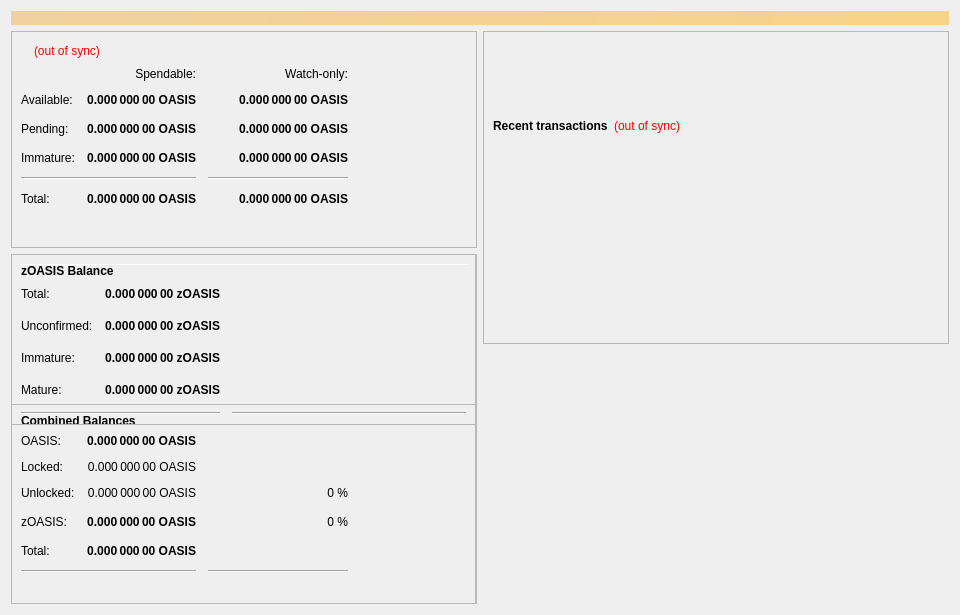
OasisCoinTeam/Oasis-v2.1.2-archive, file src/qt/forms/overviewpage.ui: the form before one commit.
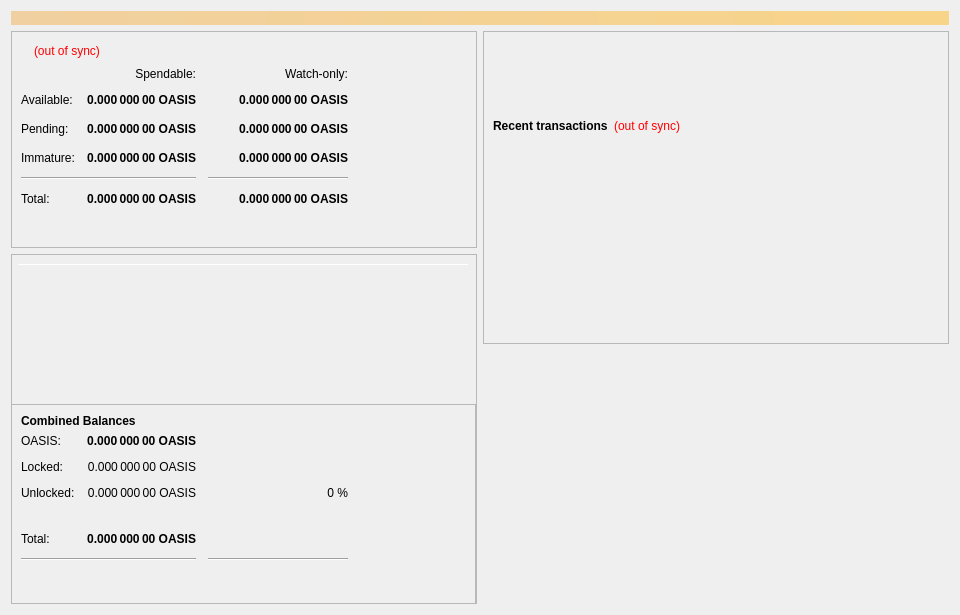
The form after the commit.

Commit message: Removed zOasis from Overviewpage

```diff
--- a/src/qt/forms/overviewpage.ui
+++ b/src/qt/forms/overviewpage.ui
@@ -919,6 +919,81 @@
              <property name="spacing">
               <number>12</number>
              </property>
+             <item row="2" column="0">
+              <widget class="QLabel" name="labelLockedBalanceText">
+               <property name="toolTip">
+                <string>Locked OASIS or Masternode collaterals. These are excluded from zOASIS minting.</string>
+               </property>
+               <property name="text">
+                <string>Locked:</string>
+               </property>
+              </widget>
+             </item>
+             <item row="1" column="1">
+              <widget class="QLabel" name="labelBalancez">
+               <property name="font">
+                <font>
+                 <weight>75</weight>
+                 <bold>true</bold>
+                </font>
+               </property>
+               <property name="cursor">
+                <cursorShape>IBeamCursor</cursorShape>
+               </property>
+               <property name="toolTip">
+                <string>Your current spendable balance</string>
+               </property>
+               <property name="text">
+                <string notr="true">0.000 000 00 OASIS</string>
+               </property>
+               <property name="alignment">
+                <set>Qt::AlignRight|Qt::AlignTrailing|Qt::AlignVCenter</set>
+               </property>
+               <property name="textInteractionFlags">
+                <set>Qt::LinksAccessibleByMouse|Qt::TextSelectableByKeyboard|Qt::TextSelectableByMouse</set>
+               </property>
+              </widget>
+             </item>
+             <item row="3" column="2">
+              <widget class="QLabel" name="labelOASISPercent">
+               <property name="text">
+                <string>0 %</string>
+               </property>
+               <property name="alignment">
+                <set>Qt::AlignRight|Qt::AlignTrailing|Qt::AlignVCenter</set>
+               </property>
+              </widget>
+             </item>
+             <item row="3" column="0">
+              <widget class="QLabel" name="labelUnLockedBalanceText">
+               <property name="toolTip">
+                <string>Unlocked OASISs. These can be used for zOASIS minting.</string>
+               </property>
+               <property name="text">
+                <string>Unlocked:</string>
+               </property>
+              </widget>
+             </item>
+             <item row="1" column="0">
+              <widget class="QLabel" name="labelBalanceTextz">
+               <property name="text">
+                <string>OASIS:</string>
+               </property>
+              </widget>
+             </item>
+             <item row="3" column="1">
+              <widget class="QLabel" name="labelUnLockedBalance">
+               <property name="toolTip">
+                <string>Unlocked OASISs. These can be used for zOASIS minting.</string>
+               </property>
+               <property name="text">
+                <string>0.000 000 00 OASIS</string>
+               </property>
+               <property name="alignment">
+                <set>Qt::AlignRight|Qt::AlignTrailing|Qt::AlignVCenter</set>
+               </property>
+              </widget>
+             </item>
              <item row="7" column="0" colspan="2">
               <widget class="Line" name="lineSpendableBalance_3">
                <property name="orientation">
@@ -945,31 +1020,6 @@
                </property>
               </widget>
              </item>
-             <item row="4" column="1">
-              <widget class="QLabel" name="labelzBalancez">
-               <property name="font">
-                <font>
-                 <weight>75</weight>
-                 <bold>true</bold>
-                </font>
-               </property>
-               <property name="cursor">
-                <cursorShape>IBeamCursor</cursorShape>
-               </property>
-               <property name="toolTip">
-                <string>Total of transactions that have yet to be confirmed, and do not yet count toward the spendable balance</string>
-               </property>
-               <property name="text">
-                <string notr="true">0.000 000 00 OASIS</string>
-               </property>
-               <property name="alignment">
-                <set>Qt::AlignRight|Qt::AlignTrailing|Qt::AlignVCenter</set>
-               </property>
-               <property name="textInteractionFlags">
-                <set>Qt::LinksAccessibleByMouse|Qt::TextSelectableByKeyboard|Qt::TextSelectableByMouse</set>
-               </property>
-              </widget>
-             </item>
              <item row="6" column="1">
               <widget class="QLabel" name="labelTotalz">
                <property name="font">
@@ -995,82 +1045,6 @@
                </property>
               </widget>
              </item>
-             <item row="4" column="3">
-              <spacer name="horizontalSpacer_6">
-               <property name="orientation">
-                <enum>Qt::Horizontal</enum>
-               </property>
-               <property name="sizeHint" stdset="0">
-                <size>
-                 <width>40</width>
-                 <height>20</height>
-                </size>
-               </property>
-              </spacer>
-             </item>
-             <item row="6" column="0">
-              <widget class="QLabel" name="labelTotalTextz">
-               <property name="text">
-                <string>Total:</string>
-               </property>
-              </widget>
-             </item>
-             <item row="1" column="0">
-              <widget class="QLabel" name="labelBalanceTextz">
-               <property name="text">
-                <string>OASIS:</string>
-               </property>
-              </widget>
-             </item>
-             <item row="1" column="1">
-              <widget class="QLabel" name="labelBalancez">
-               <property name="font">
-                <font>
-                 <weight>75</weight>
-                 <bold>true</bold>
-                </font>
-               </property>
-               <property name="cursor">
-                <cursorShape>IBeamCursor</cursorShape>
-               </property>
-               <property name="toolTip">
-                <string>Your current spendable balance</string>
-               </property>
-               <property name="text">
-                <string notr="true">0.000 000 00 OASIS</string>
-               </property>
-               <property name="alignment">
-                <set>Qt::AlignRight|Qt::AlignTrailing|Qt::AlignVCenter</set>
-               </property>
-               <property name="textInteractionFlags">
-                <set>Qt::LinksAccessibleByMouse|Qt::TextSelectableByKeyboard|Qt::TextSelectableByMouse</set>
-               </property>
-              </widget>
-             </item>
-             <item row="4" column="0">
-              <widget class="QLabel" name="labelzBalanceTextz">
-               <property name="toolTip">
-                <string/>
-               </property>
-               <property name="text">
-                <string>zOASIS:</string>
-               </property>
-              </widget>
-             </item>
-             <item row="4" column="2">
-              <widget class="QLabel" name="labelzOASISPercent">
-               <property name="toolTip">
-                <string>Current percentage of zOASIS.
-If AutoMint is enabled this percentage will settle around the configured AutoMint percentage (default = 10%)</string>
-               </property>
-               <property name="text">
-                <string>0 %</string>
-               </property>
-               <property name="alignment">
-                <set>Qt::AlignRight|Qt::AlignTrailing|Qt::AlignVCenter</set>
-               </property>
-              </widget>
-             </item>
              <item row="6" column="2">
               <widget class="QLabel" name="label100Percent">
                <property name="text">
@@ -1081,6 +1055,13 @@
                </property>
               </widget>
              </item>
+             <item row="6" column="0">
+              <widget class="QLabel" name="labelTotalTextz">
+               <property name="text">
+                <string>Total:</string>
+               </property>
+              </widget>
+             </item>
              <item row="2" column="1">
               <widget class="QLabel" name="labelLockedBalance">
                <property name="toolTip">
@@ -1094,48 +1075,18 @@
                </property>
               </widget>
              </item>
-             <item row="2" column="0">
-              <widget class="QLabel" name="labelLockedBalanceText">
-               <property name="toolTip">
-                <string>Locked OASIS or Masternode collaterals. These are excluded from zOASIS minting.</string>
+             <item row="4" column="3">
+              <spacer name="horizontalSpacer_6">
+               <property name="orientation">
+                <enum>Qt::Horizontal</enum>
                </property>
-               <property name="text">
-                <string>Locked:</string>
+               <property name="sizeHint" stdset="0">
+                <size>
+                 <width>40</width>
+                 <height>20</height>
+                </size>
                </property>
-              </widget>
-             </item>
-             <item row="3" column="0">
-              <widget class="QLabel" name="labelUnLockedBalanceText">
-               <property name="toolTip">
-                <string>Unlocked OASISs. These can be used for zOASIS minting.</string>
-               </property>
-               <property name="text">
-                <string>Unlocked:</string>
-               </property>
-              </widget>
-             </item>
-             <item row="3" column="1">
-              <widget class="QLabel" name="labelUnLockedBalance">
-               <property name="toolTip">
-                <string>Unlocked OASISs. These can be used for zOASIS minting.</string>
-               </property>
-               <property name="text">
-                <string>0.000 000 00 OASIS</string>
-               </property>
-               <property name="alignment">
-                <set>Qt::AlignRight|Qt::AlignTrailing|Qt::AlignVCenter</set>
-               </property>
-              </widget>
-             </item>
-             <item row="3" column="2">
-              <widget class="QLabel" name="labelOASISPercent">
-               <property name="text">
-                <string>0 %</string>
-               </property>
-               <property name="alignment">
-                <set>Qt::AlignRight|Qt::AlignTrailing|Qt::AlignVCenter</set>
-               </property>
-              </widget>
+              </spacer>
              </item>
             </layout>
            </item>
@@ -1154,260 +1105,6 @@
            </item>
           </layout>
          </widget>
-         <widget class="QFrame" name="frame_4">
-          <property name="geometry">
-           <rect>
-            <x>0</x>
-            <y>0</y>
-            <width>465</width>
-            <height>171</height>
-           </rect>
-          </property>
-          <property name="frameShape">
-           <enum>QFrame::StyledPanel</enum>
-          </property>
-          <property name="frameShadow">
-           <enum>QFrame::Raised</enum>
-          </property>
-          <layout class="QVBoxLayout" name="verticalLayout_7">
-           <item>
-            <layout class="QHBoxLayout" name="horizontalLayout_8" stretch="0">
-             <item>
-              <widget class="QLabel" name="label_5z_3">
-               <property name="maximumSize">
-                <size>
-                 <width>16777215</width>
-                 <height>20</height>
-                </size>
-               </property>
-               <property name="font">
-                <font>
-                 <weight>75</weight>
-                 <bold>true</bold>
-                </font>
-               </property>
-               <property name="text">
-                <string>zOASIS Balance</string>
-               </property>
-              </widget>
-             </item>
-            </layout>
-           </item>
-           <item>
-            <layout class="QGridLayout" name="gridLayout_5">
-             <property name="spacing">
-              <number>12</number>
-             </property>
-             <item row="4" column="0">
-              <widget class="QLabel" name="labelzBalanceMatureText">
-               <property name="toolTip">
-                <string>Mature: more than 20 confirmation and more than 1 mints of the same denomination after it was minted.
-These zOASIS are spendable.</string>
-               </property>
-               <property name="text">
-                <string>Mature:</string>
-               </property>
-              </widget>
-             </item>
-             <item row="5" column="0" colspan="2">
-              <widget class="Line" name="lineSpendableBalance_5">
-               <property name="orientation">
-                <enum>Qt::Horizontal</enum>
-               </property>
-              </widget>
-             </item>
-             <item row="1" column="1">
-              <widget class="QLabel" name="labelzBalance">
-               <property name="font">
-                <font>
-                 <weight>75</weight>
-                 <bold>true</bold>
-                </font>
-               </property>
-               <property name="cursor">
-                <cursorShape>IBeamCursor</cursorShape>
-               </property>
-               <property name="toolTip">
-                <string>All available zOASIS, unconfirmed and immature zOASIS included.</string>
-               </property>
-               <property name="text">
-                <string notr="true">0.000 000 00 zOASIS</string>
-               </property>
-               <property name="alignment">
-                <set>Qt::AlignRight|Qt::AlignTrailing|Qt::AlignVCenter</set>
-               </property>
-               <property name="textInteractionFlags">
-                <set>Qt::LinksAccessibleByMouse|Qt::TextSelectableByKeyboard|Qt::TextSelectableByMouse</set>
-               </property>
-              </widget>
-             </item>
-             <item row="5" column="2">
-              <widget class="Line" name="lineWatchBalance_5">
-               <property name="sizePolicy">
-                <sizepolicy hsizetype="Preferred" vsizetype="Fixed">
-                 <horstretch>0</horstretch>
-                 <verstretch>0</verstretch>
-                </sizepolicy>
-               </property>
-               <property name="minimumSize">
-                <size>
-                 <width>140</width>
-                 <height>0</height>
-                </size>
-               </property>
-               <property name="orientation">
-                <enum>Qt::Horizontal</enum>
-               </property>
-              </widget>
-             </item>
-             <item row="1" column="0">
-              <widget class="QLabel" name="labelzBalanceText">
-               <property name="toolTip">
-                <string>All available zOASIS, unconfirmed and immature zOASIS included.</string>
-               </property>
-               <property name="text">
-                <string>Total:</string>
-               </property>
-              </widget>
-             </item>
-             <item row="1" column="2">
-              <spacer name="horizontalSpacer_8">
-               <property name="orientation">
-                <enum>Qt::Horizontal</enum>
-               </property>
-               <property name="sizeHint" stdset="0">
-                <size>
-                 <width>40</width>
-                 <height>20</height>
-                </size>
-               </property>
-              </spacer>
-             </item>
-             <item row="4" column="2">
-              <spacer name="horizontalSpacer_4">
-               <property name="orientation">
-                <enum>Qt::Horizontal</enum>
-               </property>
-               <property name="sizeHint" stdset="0">
-                <size>
-                 <width>40</width>
-                 <height>20</height>
-                </size>
-               </property>
-              </spacer>
-             </item>
-             <item row="4" column="1">
-              <widget class="QLabel" name="labelzBalanceMature">
-               <property name="font">
-                <font>
-                 <weight>75</weight>
-                 <bold>true</bold>
-                </font>
-               </property>
-               <property name="toolTip">
-                <string>Mature: more than 20 confirmation and more than 1 mints of the same denomination after it was minted.
-These zOASIS are spendable.</string>
-               </property>
-               <property name="text">
-                <string>0.000 000 00 zOASIS</string>
-               </property>
-               <property name="alignment">
-                <set>Qt::AlignRight|Qt::AlignTrailing|Qt::AlignVCenter</set>
-               </property>
-              </widget>
-             </item>
-             <item row="2" column="0">
-              <widget class="QLabel" name="labelzBalanceUnconfirmedText">
-               <property name="toolTip">
-                <string>Unconfirmed: less than 20 confirmations
-Immature: confirmed, but less than 1 mints of the same denomination after it was minted</string>
-               </property>
-               <property name="text">
-                <string>Unconfirmed:</string>
-               </property>
-              </widget>
-             </item>
-             <item row="2" column="1">
-              <widget class="QLabel" name="labelzBalanceUnconfirmed">
-               <property name="font">
-                <font>
-                 <weight>75</weight>
-                 <bold>true</bold>
-                </font>
-               </property>
-               <property name="toolTip">
-                <string>Unconfirmed: less than 20 confirmations
-Immature: confirmed, but less than 1 mints of the same denomination after it was minted</string>
-               </property>
-               <property name="text">
-                <string>0.000 000 00 zOASIS</string>
-               </property>
-               <property name="alignment">
-                <set>Qt::AlignRight|Qt::AlignTrailing|Qt::AlignVCenter</set>
-               </property>
-              </widget>
-             </item>
-             <item row="2" column="2">
-              <spacer name="horizontalSpacer_5">
-               <property name="orientation">
-                <enum>Qt::Horizontal</enum>
-               </property>
-               <property name="sizeHint" stdset="0">
-                <size>
-                 <width>40</width>
-                 <height>20</height>
-                </size>
-               </property>
-              </spacer>
-             </item>
-             <item row="3" column="0">
-              <widget class="QLabel" name="labelzBalanceImmatureText">
-               <property name="toolTip">
-                <string>Unconfirmed: less than 20 confirmations
-Immature: confirmed, but less than 1 mints of the same denomination after it was minted</string>
-               </property>
-               <property name="text">
-                <string>Immature:</string>
-               </property>
-              </widget>
-             </item>
-             <item row="3" column="1">
-              <widget class="QLabel" name="labelzBalanceImmature">
-               <property name="font">
-                <font>
-                 <weight>75</weight>
-                 <bold>true</bold>
-                </font>
-               </property>
-               <property name="toolTip">
-                <string>Unconfirmed: less than 20 confirmations
-Immature: confirmed, but less than 1 mints of the same denomination after it was minted</string>
-               </property>
-               <property name="text">
-                <string>0.000 000 00 zOASIS</string>
-               </property>
-               <property name="alignment">
-                <set>Qt::AlignRight|Qt::AlignTrailing|Qt::AlignVCenter</set>
-               </property>
-              </widget>
-             </item>
-             <item row="3" column="2">
-              <spacer name="horizontalSpacer_7">
-               <property name="orientation">
-                <enum>Qt::Horizontal</enum>
-               </property>
-               <property name="sizeHint" stdset="0">
-                <size>
-                 <width>40</width>
-                 <height>20</height>
-                </size>
-               </property>
-              </spacer>
-             </item>
-            </layout>
-           </item>
-          </layout>
-         </widget>
         </widget>
        </item>
       </layout>
```
